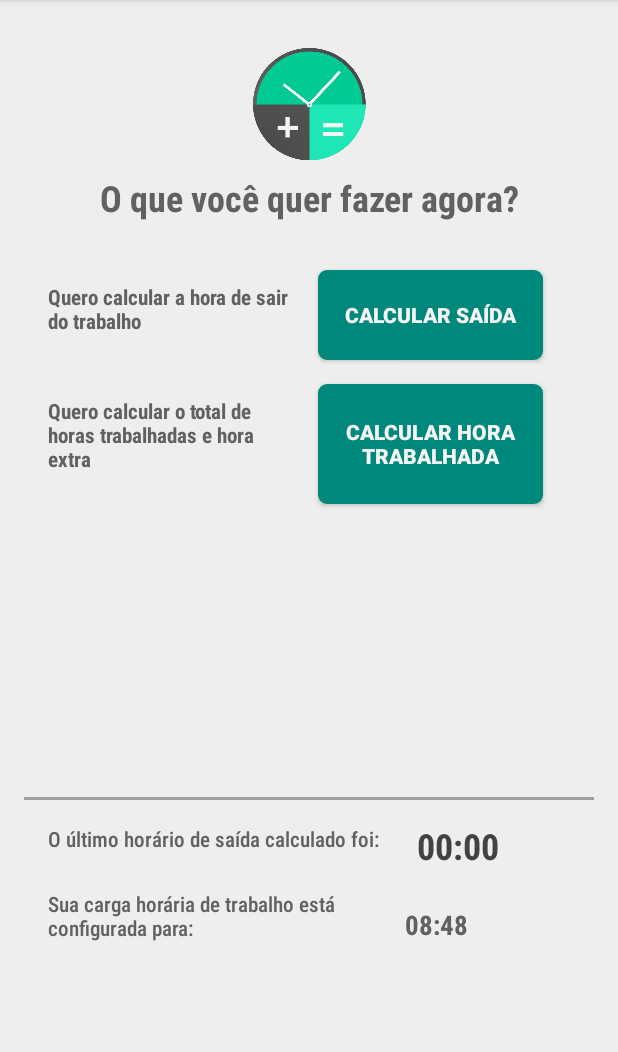
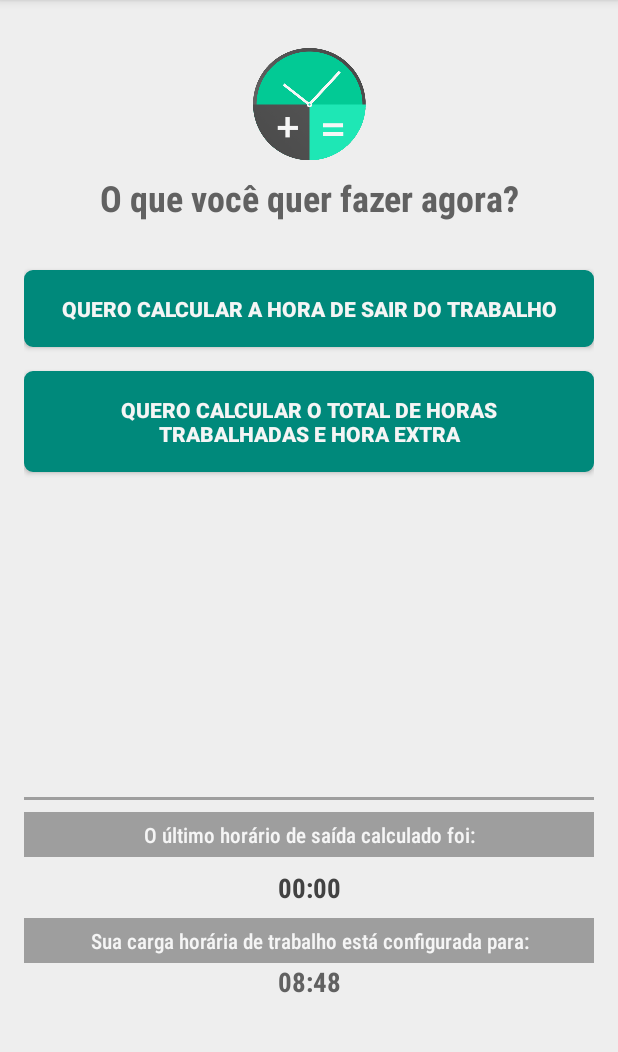
Before and after one commit to tiefz/calculadhora, an Android app: the screen it shows after launch (MainActivity), on a phone screen of 412 x 824 dp, the part 84-1136 px from its top. Run offline under Robolectric (Android 15) with nearby library versions, the phone set to English and light mode, and no system bars.

Commit message:
corrigido e ajustado posição da tela home

```diff
--- a/app/build.gradle
+++ b/app/build.gradle
@@ -6,7 +6,7 @@ android {
         applicationId "br.com.insertkoin.calculadhora"
         minSdkVersion 15
         targetSdkVersion 28
-        versionCode 7
+        versionCode 8
         versionName "1.2.0"
         testInstrumentationRunner "android.support.test.runner.AndroidJUnitRunner"
     }
--- a/app/src/main/res/layout/content_main.xml
+++ b/app/src/main/res/layout/content_main.xml
@@ -12,37 +12,35 @@
 
     <Button
         android:id="@+id/btnCalcTotalHomeID"
-        android:layout_width="150dp"
-        android:layout_height="80dp"
-        android:layout_marginStart="8dp"
-        android:layout_marginLeft="8dp"
+        android:layout_width="0dp"
+        android:layout_height="wrap_content"
         android:layout_marginTop="16dp"
         android:background="@drawable/buttons"
         android:backgroundTint="@color/bg_green"
         android:padding="@dimen/activity_vertical_margin"
-        android:text="@string/calcular_hora_trabalhada"
+        android:text="@string/quero_total"
         android:textAllCaps="true"
         android:textColor="@color/cor_fonte"
         android:textStyle="bold"
-        app:layout_constraintStart_toEndOf="@+id/perguntaSaida2"
+        app:layout_constraintEnd_toEndOf="parent"
+        app:layout_constraintStart_toStartOf="parent"
         app:layout_constraintTop_toBottomOf="@+id/btnCalcSaidaHomeID"
         tools:targetApi="lollipop" />
 
     <Button
         android:id="@+id/btnCalcSaidaHomeID"
-        android:layout_width="150dp"
-        android:layout_height="60dp"
-        android:layout_marginStart="8dp"
-        android:layout_marginLeft="8dp"
+        android:layout_width="0dp"
+        android:layout_height="wrap_content"
         android:layout_marginTop="32dp"
         android:background="@drawable/buttons"
         android:backgroundTint="@color/bg_green"
         android:padding="@dimen/activity_vertical_margin"
-        android:text="@string/btcalc"
+        android:text="@string/quero_saida"
         android:textAllCaps="true"
         android:textColor="@color/cor_fonte"
         android:textStyle="bold"
-        app:layout_constraintStart_toEndOf="@+id/perguntaSaida"
+        app:layout_constraintEnd_toEndOf="parent"
+        app:layout_constraintStart_toStartOf="parent"
         app:layout_constraintTop_toBottomOf="@+id/textView4"
         tools:targetApi="lollipop" />
 
@@ -62,14 +60,16 @@
 
     <TextView
         android:id="@+id/textView12"
-        android:layout_width="230dp"
-        android:layout_height="0dp"
-        android:layout_marginStart="16dp"
-        android:layout_marginLeft="16dp"
-        android:layout_marginTop="16dp"
+        android:layout_width="0dp"
+        android:layout_height="wrap_content"
+        android:layout_marginTop="8dp"
+        android:background="@color/Cinza_500"
+        android:gravity="center"
+        android:padding="5dp"
         android:text="@string/display1"
-        android:textColor="@color/bg_cinza"
+        android:textColor="@color/cor_fonte"
         app:fontFamily="sans-serif-condensed-medium"
+        app:layout_constraintEnd_toEndOf="parent"
         app:layout_constraintStart_toStartOf="parent"
         app:layout_constraintTop_toBottomOf="@+id/firstDivider" />
 
@@ -84,63 +84,30 @@
 
     <TextView
         android:id="@+id/textView15"
-        android:layout_width="230dp"
-        android:layout_height="41dp"
-        android:layout_marginStart="16dp"
-        android:layout_marginLeft="16dp"
-        android:layout_marginTop="24dp"
+        android:layout_width="0dp"
+        android:layout_height="wrap_content"
+        android:background="@color/Cinza_500"
+        android:gravity="center"
+        android:padding="5dp"
         android:text="@string/display2"
-        android:textColor="@color/bg_cinza"
+        android:textColor="@color/cor_fonte"
         app:fontFamily="sans-serif-condensed-medium"
+        app:layout_constraintEnd_toEndOf="parent"
         app:layout_constraintStart_toStartOf="parent"
-        app:layout_constraintTop_toBottomOf="@+id/textView12" />
-
-    <TextView
-        android:id="@+id/perguntaSaida"
-        android:layout_width="180dp"
-        android:layout_height="60dp"
-        android:layout_marginStart="8dp"
-        android:layout_marginLeft="8dp"
-        android:layout_marginTop="32dp"
-        android:padding="@dimen/nav_header_vertical_spacing"
-        android:text="@string/quero_saida"
-        android:textColor="@color/bg_cinza"
-        android:textSize="14sp"
-        android:textStyle="bold"
-        app:fontFamily="sans-serif-condensed-medium"
-        app:layout_constraintStart_toStartOf="parent"
-        app:layout_constraintTop_toBottomOf="@+id/textView4" />
-
-    <TextView
-        android:id="@+id/perguntaSaida2"
-        android:layout_width="180dp"
-        android:layout_height="80dp"
-        android:layout_marginStart="8dp"
-        android:layout_marginLeft="8dp"
-        android:layout_marginTop="16dp"
-        android:padding="@dimen/nav_header_vertical_spacing"
-        android:text="@string/quero_total"
-        android:textColor="@color/bg_cinza"
-        android:textSize="14sp"
-        android:textStyle="bold"
-        app:fontFamily="sans-serif-condensed-medium"
-        app:layout_constraintStart_toStartOf="parent"
-        app:layout_constraintTop_toBottomOf="@+id/perguntaSaida" />
+        app:layout_constraintTop_toBottomOf="@+id/ultimaHoraID" />
 
     <TextView
         android:id="@+id/horaAjustadaID"
         android:layout_width="wrap_content"
         android:layout_height="wrap_content"
-        android:layout_marginStart="8dp"
-        android:layout_marginLeft="8dp"
-        android:layout_marginTop="16dp"
         android:text="@string/zerohora"
         android:textColor="@color/bg_cinza"
         android:textSize="18sp"
         android:textStyle="bold"
         app:fontFamily="sans-serif-condensed-medium"
-        app:layout_constraintStart_toEndOf="@+id/textView15"
-        app:layout_constraintTop_toBottomOf="@+id/ultimaHoraID" />
+        app:layout_constraintEnd_toEndOf="parent"
+        app:layout_constraintStart_toStartOf="parent"
+        app:layout_constraintTop_toBottomOf="@+id/textView15" />
 
     <ImageView
         android:id="@+id/logoMainID"
@@ -156,18 +123,16 @@
     <TextView
         android:id="@+id/ultimaHoraID"
         android:layout_width="wrap_content"
-        android:layout_height="wrap_content"
-        android:layout_marginStart="8dp"
-        android:layout_marginLeft="8dp"
-        android:layout_marginTop="8dp"
+        android:layout_height="0dp"
         android:padding="@dimen/nav_header_vertical_spacing"
         android:text="@string/zerohora"
         android:textColor="@color/bg_texto"
-        android:textSize="24sp"
+        android:textSize="18sp"
         android:textStyle="bold"
         app:fontFamily="sans-serif-condensed-medium"
-        app:layout_constraintStart_toEndOf="@+id/textView12"
-        app:layout_constraintTop_toTopOf="@+id/guideline" />
+        app:layout_constraintEnd_toEndOf="parent"
+        app:layout_constraintStart_toStartOf="parent"
+        app:layout_constraintTop_toBottomOf="@+id/textView12" />
 
     <android.support.constraint.Guideline
         android:id="@+id/guideline"
```
